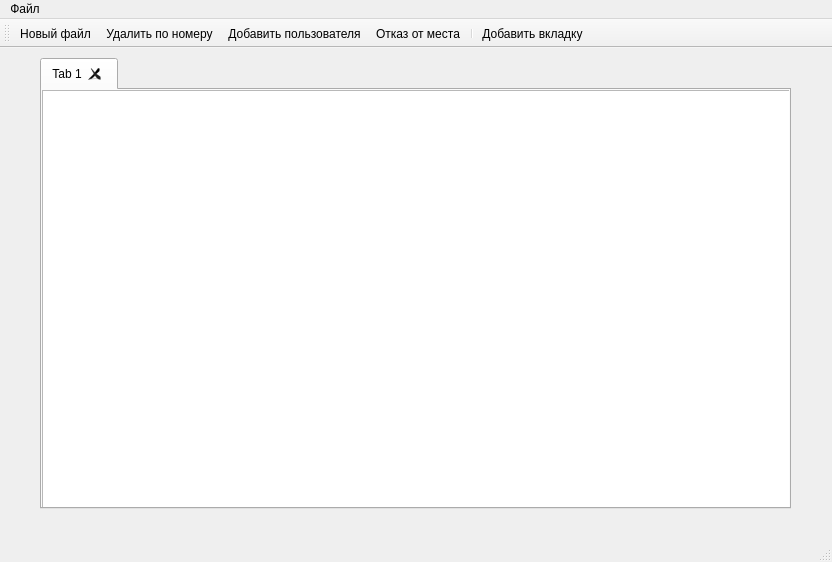
sorlagbm/programhighlevel, file kursachbebraf/mainwindow.ui: the form before one commit.
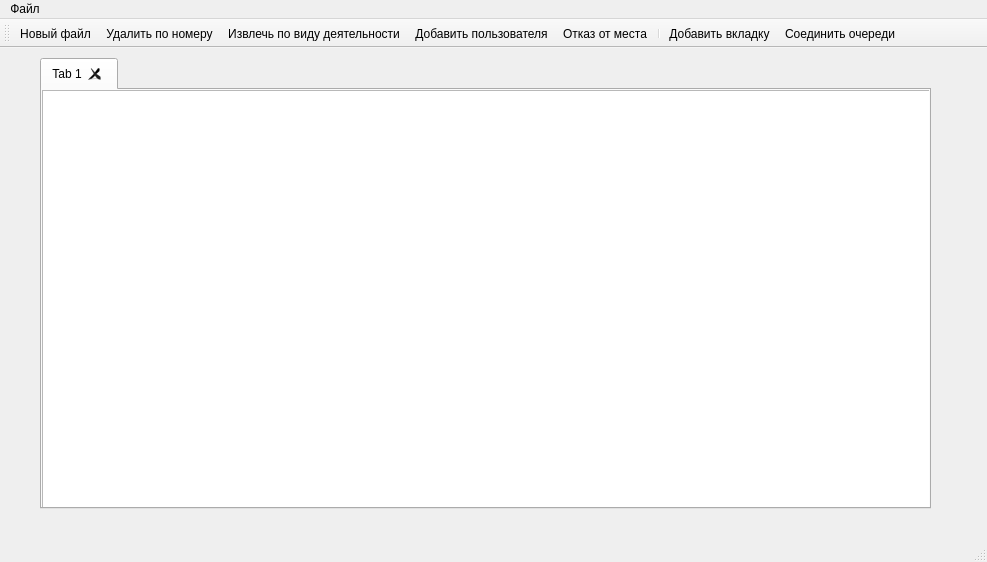
The form after the commit.

```diff
--- a/kursachbebraf/mainwindow.ui
+++ b/kursachbebraf/mainwindow.ui
@@ -9,7 +9,7 @@
    <rect>
     <x>0</x>
     <y>0</y>
-    <width>832</width>
+    <width>987</width>
     <height>562</height>
    </rect>
   </property>
@@ -25,7 +25,7 @@
      <rect>
       <x>40</x>
       <y>10</y>
-      <width>751</width>
+      <width>891</width>
       <height>451</height>
      </rect>
     </property>
@@ -47,7 +47,7 @@
        <rect>
         <x>0</x>
         <y>0</y>
-        <width>751</width>
+        <width>891</width>
         <height>421</height>
        </rect>
       </property>
@@ -69,7 +69,7 @@
     <rect>
      <x>0</x>
      <y>0</y>
-     <width>832</width>
+     <width>987</width>
      <height>26</height>
     </rect>
    </property>
@@ -96,10 +96,12 @@
    </attribute>
    <addaction name="actionNew_file"/>
    <addaction name="actionDelete_by_id"/>
+   <addaction name="read"/>
    <addaction name="actionAdd_User"/>
    <addaction name="actionDenie"/>
    <addaction name="separator"/>
    <addaction name="actionaddtab"/>
+   <addaction name="connectQueue"/>
   </widget>
   <action name="actionDelete_by_id">
    <property name="text">
@@ -141,6 +143,16 @@
     <string>Добавить вкладку</string>
    </property>
   </action>
+  <action name="connectQueue">
+   <property name="text">
+    <string>Соединить очереди</string>
+   </property>
+  </action>
+  <action name="read">
+   <property name="text">
+    <string>Извлечь по виду деятельности</string>
+   </property>
+  </action>
  </widget>
  <resources/>
  <connections/>
```
